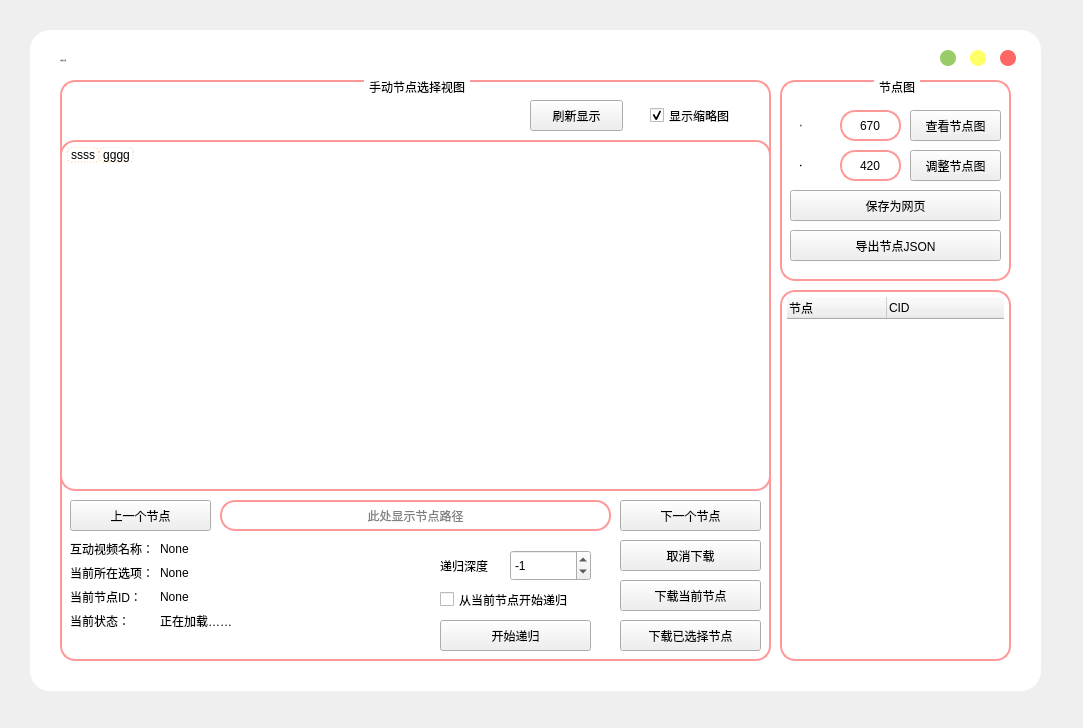
First picture: the form in UI/biliInteractive.ui, repository JimmyLiang-lzm/biliDownloader_GUI, before the edit.
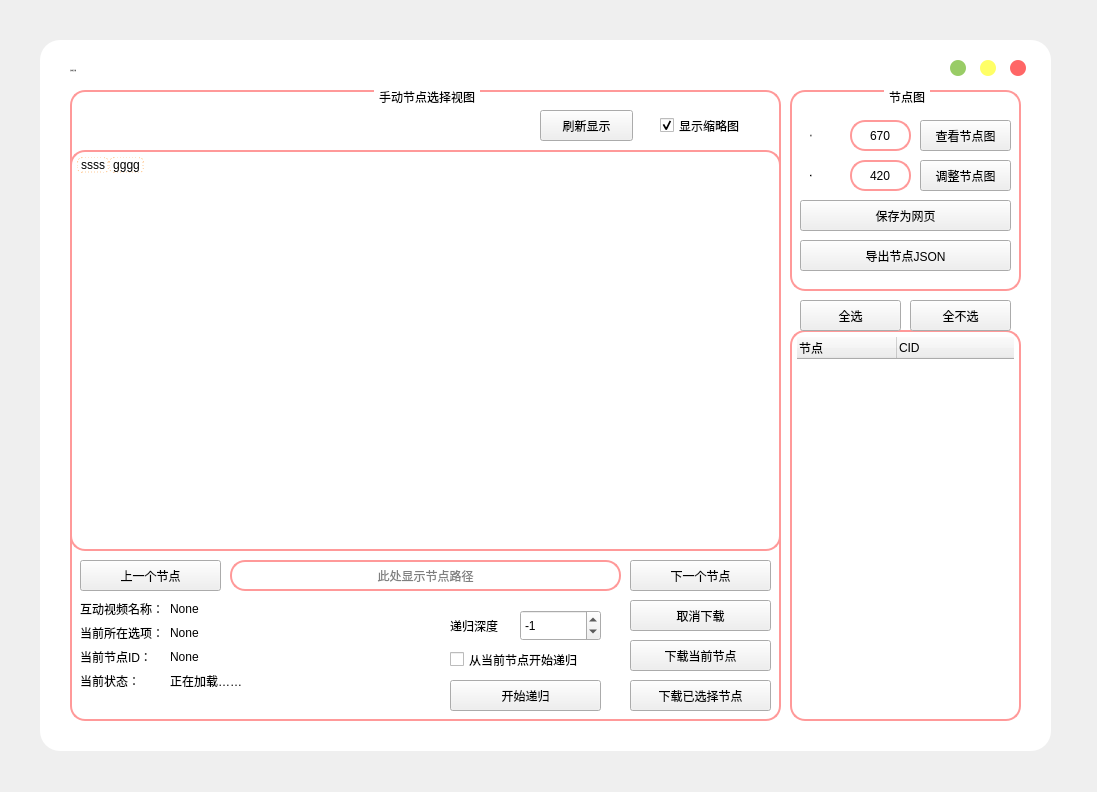
Second picture: the form after the edit. Icons and pictures are not drawn.

Commit message: 更新下载选择功能与交互视频全选/全不选

```diff
--- a/UI/biliInteractive.ui
+++ b/UI/biliInteractive.ui
@@ -6,8 +6,8 @@
    <rect>
     <x>0</x>
     <y>0</y>
-    <width>1083</width>
-    <height>728</height>
+    <width>1097</width>
+    <height>792</height>
    </rect>
   </property>
   <property name="windowTitle">
@@ -210,10 +210,10 @@
   <widget class="QWidget" name="mainwidget" native="true">
    <property name="geometry">
     <rect>
-     <x>30</x>
-     <y>30</y>
+     <x>40</x>
+     <y>40</y>
      <width>1011</width>
-     <height>661</height>
+     <height>711</height>
     </rect>
    </property>
    <property name="autoFillBackground">
@@ -226,9 +226,9 @@
     <property name="geometry">
      <rect>
       <x>750</x>
-      <y>260</y>
+      <y>290</y>
       <width>231</width>
-      <height>371</height>
+      <height>391</height>
      </rect>
     </property>
     <property name="selectionMode">
@@ -474,7 +474,7 @@
       <x>30</x>
       <y>50</y>
       <width>711</width>
-      <height>581</height>
+      <height>631</height>
      </rect>
     </property>
     <property name="title">
@@ -486,7 +486,7 @@
        <x>0</x>
        <y>60</y>
        <width>711</width>
-       <height>351</height>
+       <height>401</height>
       </rect>
      </property>
      <property name="autoFillBackground">
@@ -537,7 +537,7 @@
      <property name="geometry">
       <rect>
        <x>560</x>
-       <y>460</y>
+       <y>510</y>
        <width>141</width>
        <height>31</height>
       </rect>
@@ -550,7 +550,7 @@
      <property name="geometry">
       <rect>
        <x>560</x>
-       <y>540</y>
+       <y>590</y>
        <width>141</width>
        <height>31</height>
       </rect>
@@ -563,7 +563,7 @@
      <property name="geometry">
       <rect>
        <x>10</x>
-       <y>420</y>
+       <y>470</y>
        <width>141</width>
        <height>31</height>
       </rect>
@@ -576,7 +576,7 @@
      <property name="geometry">
       <rect>
        <x>560</x>
-       <y>420</y>
+       <y>470</y>
        <width>141</width>
        <height>31</height>
       </rect>
@@ -589,7 +589,7 @@
      <property name="geometry">
       <rect>
        <x>160</x>
-       <y>420</y>
+       <y>470</y>
        <width>391</width>
        <height>31</height>
       </rect>
@@ -608,7 +608,7 @@
      <property name="geometry">
       <rect>
        <x>560</x>
-       <y>500</y>
+       <y>550</y>
        <width>141</width>
        <height>31</height>
       </rect>
@@ -621,7 +621,7 @@
      <property name="geometry">
       <rect>
        <x>10</x>
-       <y>460</y>
+       <y>510</y>
        <width>351</width>
        <height>111</height>
       </rect>
@@ -689,7 +689,7 @@
      <property name="geometry">
       <rect>
        <x>450</x>
-       <y>470</y>
+       <y>520</y>
        <width>81</width>
        <height>31</height>
       </rect>
@@ -705,7 +705,7 @@
      <property name="geometry">
       <rect>
        <x>380</x>
-       <y>470</y>
+       <y>520</y>
        <width>72</width>
        <height>31</height>
       </rect>
@@ -718,7 +718,7 @@
      <property name="geometry">
       <rect>
        <x>380</x>
-       <y>510</y>
+       <y>560</y>
        <width>151</width>
        <height>19</height>
       </rect>
@@ -740,7 +740,7 @@
      <property name="geometry">
       <rect>
        <x>380</x>
-       <y>540</y>
+       <y>590</y>
        <width>151</width>
        <height>31</height>
       </rect>
@@ -779,6 +779,32 @@
      </property>
     </widget>
    </widget>
+   <widget class="QPushButton" name="btn_select_All">
+    <property name="geometry">
+     <rect>
+      <x>760</x>
+      <y>260</y>
+      <width>101</width>
+      <height>31</height>
+     </rect>
+    </property>
+    <property name="text">
+     <string>全选</string>
+    </property>
+   </widget>
+   <widget class="QPushButton" name="btn_select_None">
+    <property name="geometry">
+     <rect>
+      <x>870</x>
+      <y>260</y>
+      <width>101</width>
+      <height>31</height>
+     </rect>
+    </property>
+    <property name="text">
+     <string>全不选</string>
+    </property>
+   </widget>
   </widget>
  </widget>
  <resources>
```
The commit also changes 9 other files.
